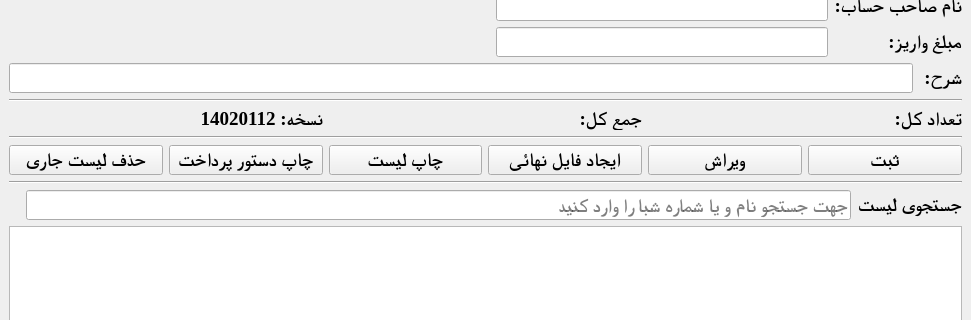
First picture: the form in mainwindow.ui, repository ahmadbabayi/QtBmipaya, before the edit; both pictures show x 0 to 971 and y 183 to 503 of the 971 by 700 pixel window.
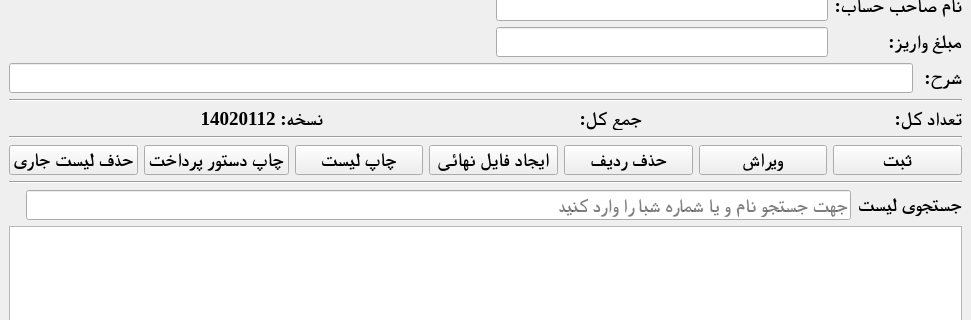
Second picture: the form after the edit.

Commit message: Hazf button added

```diff
--- a/mainwindow.ui
+++ b/mainwindow.ui
@@ -339,6 +339,13 @@
         </property>
        </widget>
       </item>
+      <item>
+       <widget class="QPushButton" name="HazfButton">
+        <property name="text">
+         <string>حذف ردیف</string>
+        </property>
+       </widget>
+      </item>
       <item>
        <widget class="QPushButton" name="EditButton">
         <property name="text">
```
The commit also changes 2 other files.
